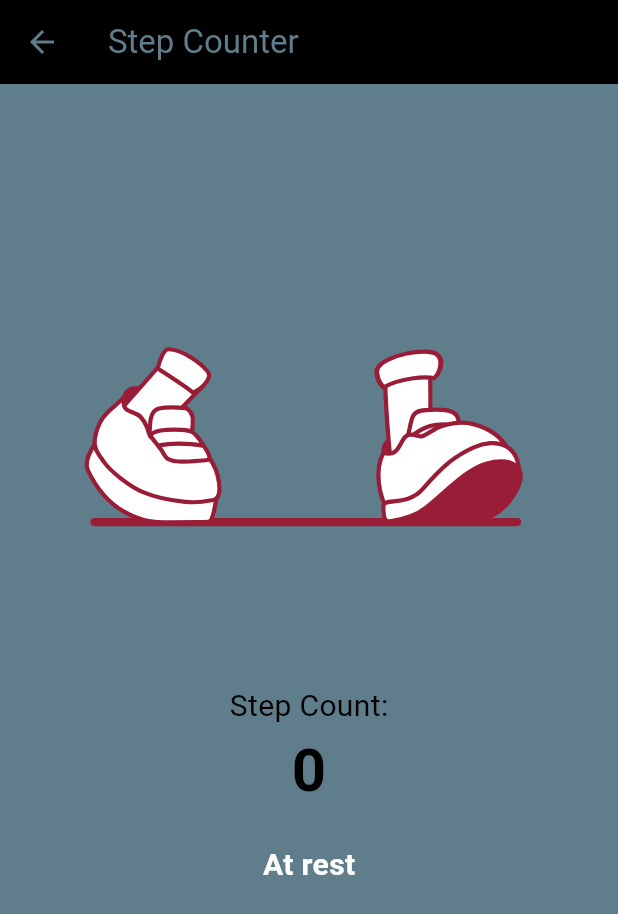
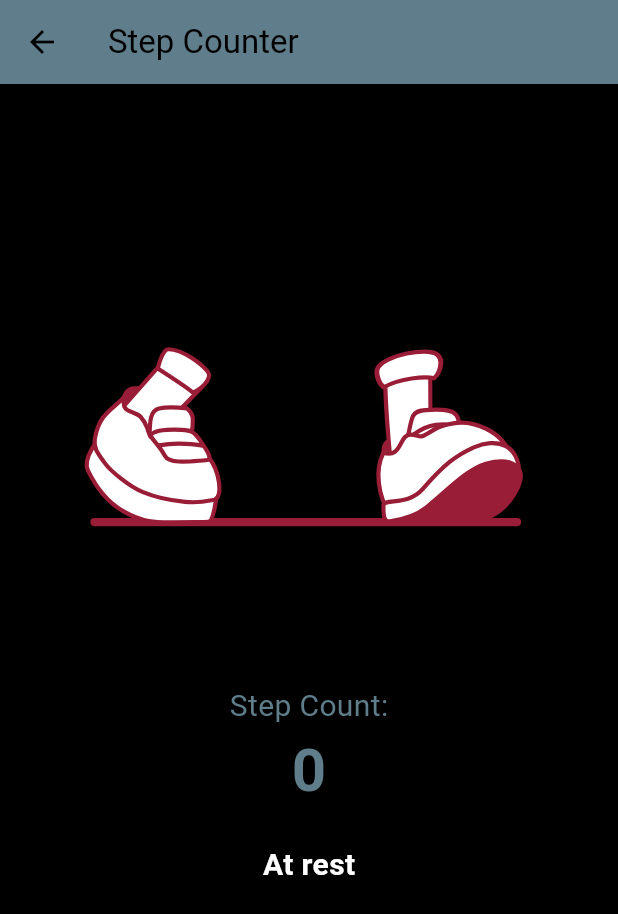
Before and after one commit to ganzagauzy/mobile-final, a Flutter app: the screen it shows after launch, in the side drawer, after a tap on "Step Counter", on a phone screen of 412 x 824 dp. Shown: the top 914 px of the screen. Run offline on Flutter 3.47's test engine with Material 3 defaults, Android fonts, the phone set to English and light mode, and no system bars; our stand-ins replace flutter_local_notifications, flutter_speed_dial, google_maps_flutter, location, lottie, sensors_plus and 1 more; missing offline and left inert: flutter_polyline_points, light_sensor, proximity_sensor.

Commit message:
change theme

```diff
--- a/lib/components/ThemeProvider.dart
+++ b/lib/components/ThemeProvider.dart
@@ -14,8 +14,8 @@ class ThemeNotifier with ChangeNotifier {
 
   Future<void> toggleTheme() async {
     _currentTheme =
-        (_currentTheme == primaryTheme) ? secondaryTheme : primaryTheme;
-    await _saveToPrefs(_currentTheme == primaryTheme ? 'yellow' : 'black');
+        (_currentTheme == secondaryTheme) ? primaryTheme : secondaryTheme;
+    await _saveToPrefs(_currentTheme == secondaryTheme ? 'yellow' : 'black');
     notifyListeners();
   }
 
@@ -25,8 +25,8 @@ class ThemeNotifier with ChangeNotifier {
 
   Future<void> _loadFromPrefs() async {
     await _initPrefs();
-    final themeStr = _prefs!.getString(key) ?? 'yellow';
-    _currentTheme = (themeStr == 'black') ? secondaryTheme : primaryTheme;
+    final themeStr = _prefs!.getString(key) ?? 'black';
+    _currentTheme = (themeStr == 'yellow') ? primaryTheme : secondaryTheme;
     notifyListeners();
   }
 
```
